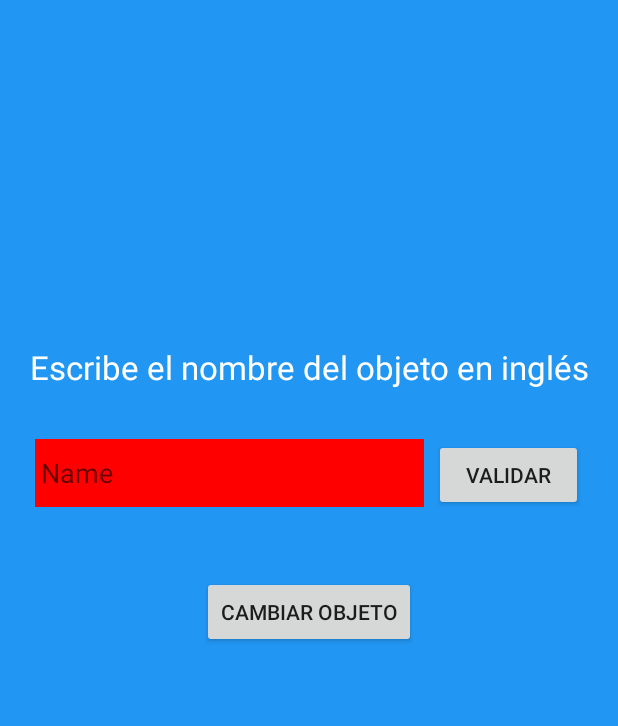
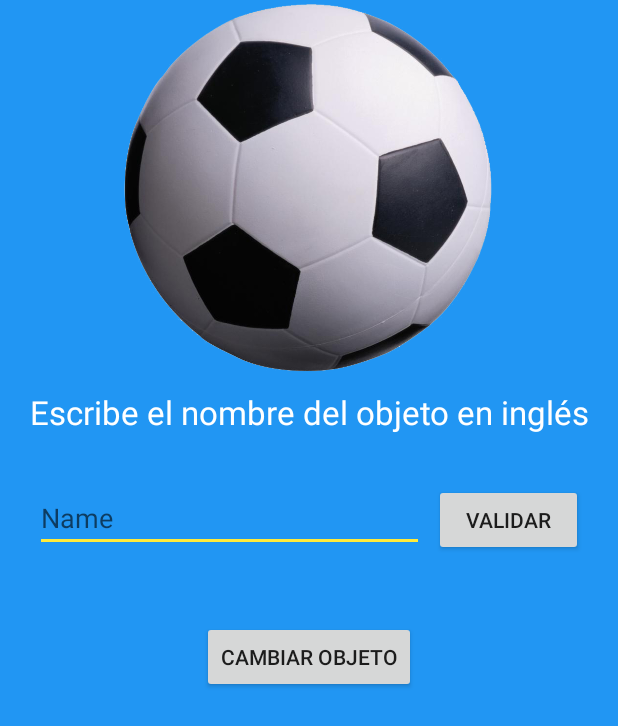
Before and after one commit to gasparpd/Android, an Android app: the PracticaObjetos screen opened directly, with no data from a screen before it, after a tap on "CAMBIAR OBJETO", on a phone screen of 412 x 824 dp. Shown: the top 726 px of the screen. Run offline under Robolectric (Android 15) with nearby library versions, the phone set to English and light mode, and no system bars; 1 other tap on this screen came first.

Commit message:
Resuelto el problema al cambiar la imagen. Terminada la función de objetos.

```diff
--- a/AppAprendiendoIdiomas/app/src/main/java/com/example/appaprendiendoidiomas/PracticaObjetos.java
+++ b/AppAprendiendoIdiomas/app/src/main/java/com/example/appaprendiendoidiomas/PracticaObjetos.java
@@ -11,9 +11,10 @@ import android.widget.Toast;
 import java.util.ArrayList;
 
 public class PracticaObjetos extends MainActivity {
+    private String name;
     private int posicion = 0;
     private ArrayList<ObjetoCotidiano> objetos;
-    private ImageView imagenObjeto;
+    private ImageView imagenObjeto, img2;
     private Button btn_validar, btn_cambiarObjeto;
     private EditText txt_name;
 
@@ -22,6 +23,7 @@ public class PracticaObjetos extends MainActivity {
         super.onCreate(savedInstanceState);
         setContentView(R.layout.activity_practica_objetos);
 
+        img2 = findViewById(R.id.pract_objetos_imgv);
         imagenObjeto = findViewById(R.id.apr_objetos_image);
         btn_validar = findViewById(R.id.pract_objetos_btn_validar);
         btn_cambiarObjeto = findViewById(R.id.pract_objetos_btn_cambiar);
@@ -38,6 +40,9 @@ public class PracticaObjetos extends MainActivity {
         objetos.add(new ObjetoCotidiano("LLAVES", R.drawable.llaves, "KEYS"));
         objetos.add(new ObjetoCotidiano("RELOJ", R.drawable.reloj, "WATCH"));
         objetos.add(new ObjetoCotidiano("TIJERAS", R.drawable.tijeras, "SCISSORS"));
+
+        btn_validar.setEnabled(false);
+        txt_name.setEnabled(false);
     }
 
     public void cambiarObjeto(View view) {
@@ -45,13 +50,17 @@ public class PracticaObjetos extends MainActivity {
             posicion = 0;
         }
 
-        imagenObjeto.setImageResource(objetos.get(posicion).getImagen());
+        img2.setImageResource(objetos.get(posicion).getImagen());
+        name = objetos.get(posicion).getName();
+        btn_validar.setEnabled(true);
+        txt_name.setEnabled(true);
+        posicion++;
     }
 
     public void validarObjeto(View view) {
         String inputName = txt_name.getText().toString();
 
-        if (inputName.equalsIgnoreCase(objetos.get(posicion).getName())) {
+        if (inputName.equalsIgnoreCase(name)) {
             txt_name.setBackgroundColor(Color.GREEN);
             Toast.makeText(this, "¡HAS ACERTADO!", Toast.LENGTH_SHORT).show();
         } else {
--- a/AppAprendiendoIdiomas/app/src/main/res/layout/activity_practica_objetos.xml
+++ b/AppAprendiendoIdiomas/app/src/main/res/layout/activity_practica_objetos.xml
@@ -8,10 +8,9 @@
     tools:context=".PracticaObjetos">
 
     <ImageView
-        android:id="@+id/prac_objetos_imgv"
+        android:id="@+id/pract_objetos_imgv"
         android:layout_width="match_parent"
-        android:layout_height="200dp"
-        android:layout_margin="10dp" />
+        android:layout_height="250dp" />
 
     <TextView
         android:id="@+id/textView2"
```
